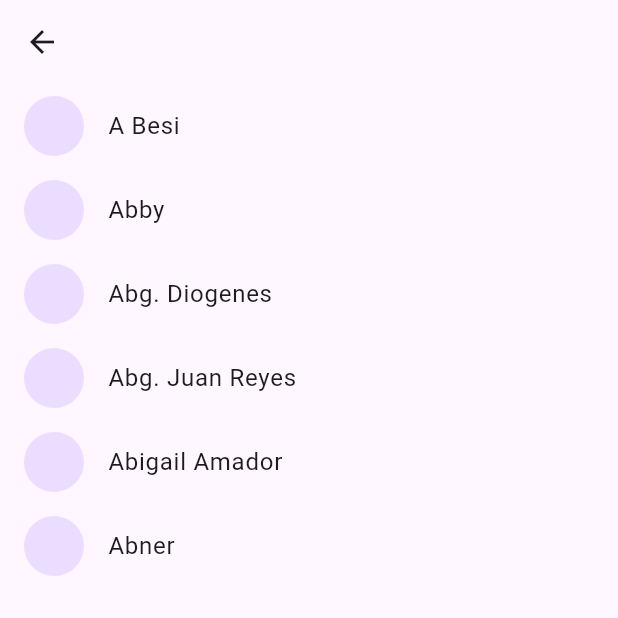
After one commit to Kenneth-k19/app3, a Flutter app: the screen it shows after launch, after a tap on "Contactos", on a phone screen of 412 x 824 dp, the top half of it. The commit adds this screen. Run offline on Flutter 3.47's test engine with Material 2 defaults, Android fonts, the phone set to English and light mode, and no system bars.

Commit message:
inicio de tarea 2.1

```diff
--- a/app3/lib/home_page.dart
+++ b/app3/lib/home_page.dart
@@ -1,9 +1,9 @@
 import 'package:flutter/material.dart';
 
-void main() => runApp(const home());
+void main() => runApp(const Home());
 
-class home extends StatelessWidget {
-  const home({super.key});
+class Home extends StatelessWidget {
+  const Home({super.key});
 
   @override
   Widget build(BuildContext context) {
@@ -18,7 +18,7 @@ class home extends StatelessWidget {
             children: [
               ElevatedButton(
                 onPressed: (){
-                  Navigator.pushNamed(context, '/contactos');
+                  Navigator.pushNamed(context, '/listaContactos');
                 },
                 child: const Text('Contactos'),
                 ),
--- /dev/null
+++ b/app3/lib/listaContactos_page.dart
@@ -0,0 +1,49 @@
+import 'package:app3/contactos_page.dart';
+import 'package:flutter/material.dart';
+
+class ListaContactos extends StatelessWidget {
+   ListaContactos({super.key});
+
+  final List<Map<String, dynamic>> contactos =
+  [
+    {'nombre':'A Besi',
+      'telefono':'9876-4325',
+      'correo':'Besi@gmail.com',},
+    {'nombre':'Abby',
+      'telefono':'9076-4322',
+      'correo':'abby@gmail.com',},
+    {'nombre':'Abg. Diogenes',
+      'telefono':'3456-7892',
+      'correo':'dio@gmail.com',},
+    {'nombre':'Abg. Juan Reyes',
+      'telefono':'9532-1456',
+      'correo':'juancho@gmail.com',},
+    {'nombre':'Abigail Amador',
+      'telefono':'3213-6798',
+      'correo':'amador@gmail.com',},
+    {'nombre':'Abner',
+      'telefono':'9543-0989',
+      'correo':'abner@gmail.com',},
+  ];
+
+  @override
+  Widget build(BuildContext context) {
+    return Scaffold(
+      appBar: AppBar(
+        title: const Text(''),
+      ),
+
+      body: ListView.builder(
+        itemCount: contactos.length,
+        itemBuilder: (BuildContext context, int index)
+        {
+          return ListTile(
+            title: Text(contactos[index].values.first),
+            leading: const CircleAvatar(child: Text('')),
+            onTap: (){},
+          );
+        },
+        ),
+    );
+  }
+}
--- a/app3/lib/main.dart
+++ b/app3/lib/main.dart
@@ -1,5 +1,6 @@
-import 'package:app3/contactos_page.dart';
+//import 'package:app3/contactos_page.dart';
 import 'package:app3/home_page.dart';
+import 'package:app3/listaContactos_page.dart';
 import 'package:flutter/material.dart';
 
 void main() => runApp(const MyApp());
@@ -18,8 +19,9 @@ class MyApp extends StatelessWidget {
 
       initialRoute: '/home',
       routes: {
-        '/home': (context)=> const home(),
-        '/contactos':(context)=> const contactos(),
+        '/home': (context)=> const Home(),
+        '/listaContactos':(context)=>  ListaContactos(),
+
       },
     );
   }
```
